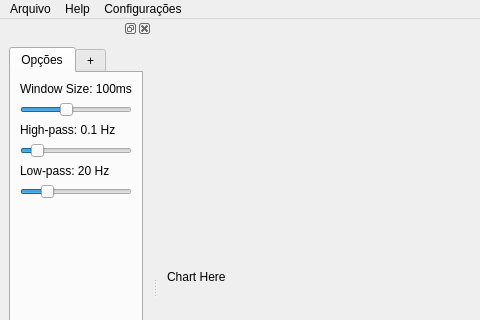
Qt form py_app/views/layouts/base.ui (italogsfernandes/ib1) before a commit; both pictures show x 0 to 480 and y 0 to 320 of the 800 by 576 pixel window.
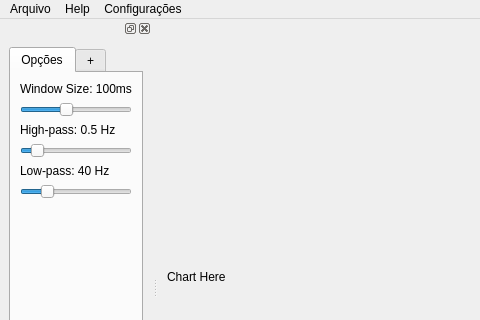
The same form after that commit.

```diff
--- a/py_app/views/layouts/base.ui
+++ b/py_app/views/layouts/base.ui
@@ -136,7 +136,7 @@
              <item>
               <widget class="QLabel" name="label_6">
                <property name="text">
-                <string>High-pass: 0.1 Hz</string>
+                <string>High-pass: 0.5 Hz</string>
                </property>
               </widget>
              </item>
@@ -156,7 +156,7 @@
              <item>
               <widget class="QLabel" name="label_7">
                <property name="text">
-                <string>Low-pass: 20 Hz</string>
+                <string>Low-pass: 40 Hz</string>
                </property>
               </widget>
              </item>
```
